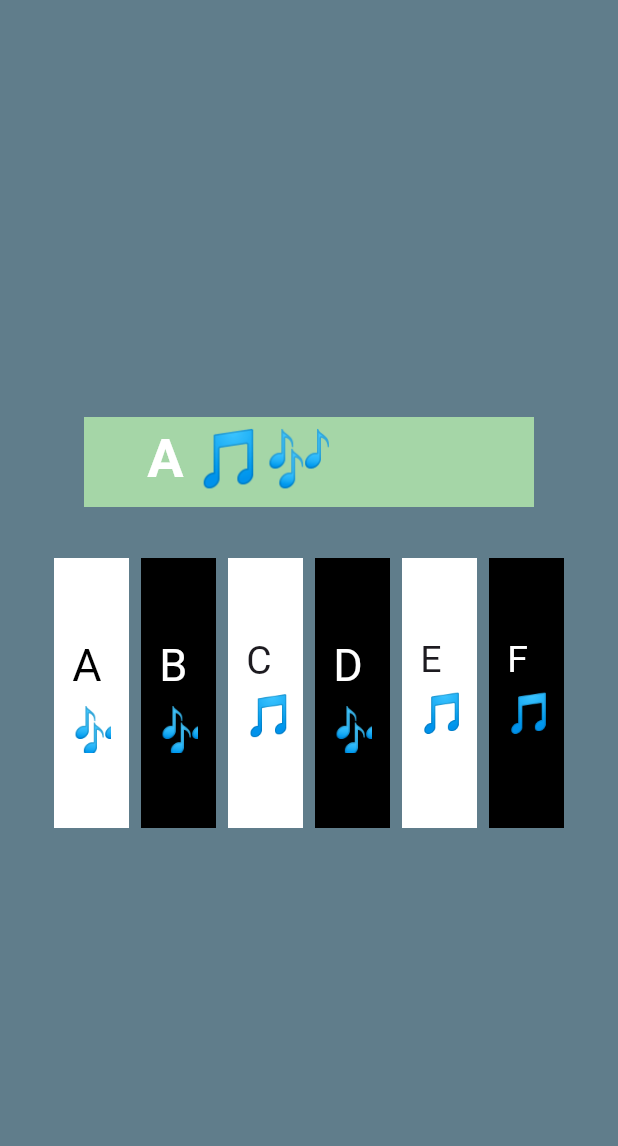
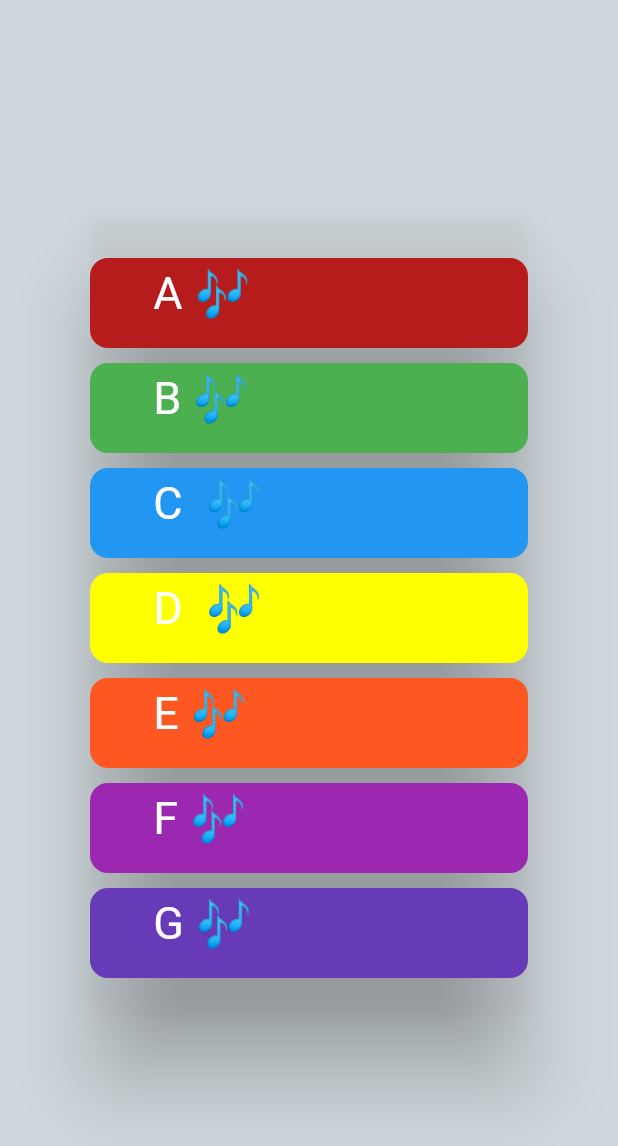
Before and after one commit to foziahussaini/xylobeat_app, a Flutter app: the screen it shows after launch, on a phone screen of 412 x 824 dp. Shown: the top 1146 px of the screen. Run offline on Flutter 3.47's test engine with Material 3 defaults, Android fonts, the phone set to English and light mode, and no system bars; our stand-ins replace assets_audio_player.

Commit message:
multiple sound tap

```diff
--- a/lib/main.dart
+++ b/lib/main.dart
@@ -5,113 +5,144 @@ void main() {
   runApp(const XylophoneApp());
 }
 
-class XylophoneApp extends StatelessWidget {
+class XylophoneApp extends StatefulWidget {
   const XylophoneApp({super.key});
+
+  @override
+  State<XylophoneApp> createState() => _XylophoneAppState();
+}
+
+class _XylophoneAppState extends State<XylophoneApp> {
+  double sizedBox = 10;
+  double width = 310;
+  double height = 60;
+  EdgeInsets padding = EdgeInsets.symmetric(horizontal: 42, vertical: 2,);
+  void onLetterTap(String letter){
+    setState(() {
+      AssetsAudioPlayer.newPlayer().open(Audio("assets/audio/$letter.wav"),);
+    });
+  }
 
   @override
   Widget build(BuildContext context) {
     return MaterialApp(
       debugShowCheckedModeBanner: false,
       home: Scaffold(
-        backgroundColor: Colors.blueGrey[500],
-        body: Column(mainAxisAlignment: MainAxisAlignment.center,
+        backgroundColor: Colors.blueGrey[100],
+        body: Center(
+          child: SizedBox(
+            width: 300,
+            height: 540,
+            child: Card(
+              elevation: 24,
+              color: Colors.brown.withOpacity(0.02),
+              shape: RoundedRectangleBorder(borderRadius: BorderRadius.circular(12),),
+                child: Column(mainAxisAlignment: MainAxisAlignment.center,
                   children: [
-            Row( mainAxisAlignment: MainAxisAlignment.center,
-              children: [
-                Container(
-                  width: 300,
-                  height: 60,
-                  padding: EdgeInsets.symmetric(horizontal: 42, vertical: 2,),
-                  margin: EdgeInsets.only(top: 6, left: 30, right: 30, bottom: 20),
-                  decoration: BoxDecoration(
-                      color: Colors.green[200]),
-                  child: Text("A 🎵🎶",style: TextStyle(fontSize: 36, fontWeight: FontWeight.bold, color: Colors.white),),)
-              ],
-            ),
-            SizedBox(height: 14,),
-            Row(mainAxisAlignment: MainAxisAlignment.center,
-              children: [
+                    // first row
                         GestureDetector(
                           onTap: (){
-                    AssetsAudioPlayer.newPlayer().open(Audio("assets/audio/A.wav"),);
+                            onLetterTap("A");},
+                          child: Container(
+                            width: width,
+                            height: height,
+                            padding: padding,
+                            decoration: BoxDecoration(borderRadius: BorderRadius.circular(12),
+                            color: Colors.red[900],),
+                            child: Text("A 🎶", style: TextStyle(fontSize: 30, color: Colors.white),),),
+                        ),
+                    // second row
+                    SizedBox(height: sizedBox,),
+                        GestureDetector(
+                          onTap: (){
+                            onLetterTap("B");},
+                          child: Container(
+                            width: width,
+                            height: height,
+                            padding: padding,
+                            decoration: BoxDecoration(borderRadius: BorderRadius.circular(12),
+                            color: Colors.green,),
+                            child: Text("B 🎶", style: TextStyle(fontSize: 30, color: Colors.white),),),
+                        ),
+                    // 3rd row
+                    SizedBox(height: sizedBox,),
+                    GestureDetector(
+                      onTap: (){
+                        onLetterTap("C");},
+                      child: Container(
+                        width: width,
+                        height: height,
+                        padding: padding,
+                        decoration: BoxDecoration(borderRadius: BorderRadius.circular(12),
+                        color: Colors.blue,),
+                        child: Text("C  🎶", style: TextStyle(fontSize: 30, color: Colors.white),),),
+                    ),
+                    // fourth row
+                    SizedBox(height: sizedBox,),
+                        GestureDetector(
+                          onTap: (){
+                            onLetterTap("D");
                           },
                           child: Container(
-                    width: 50,
-                    height: 180,
-                    padding: EdgeInsets.symmetric(horizontal: 12, vertical: 50,),
-                    color: Colors.white,
-                    child: Text("A \n🎶", style: TextStyle(fontSize: 30, color: Colors.black),),
+                            width: width,
+                            height: height,
+                            padding: padding,
+                            decoration: BoxDecoration(borderRadius: BorderRadius.circular(12),
+                            color: Colors.yellowAccent,),
+                            child: Text("D  🎶", style: TextStyle(fontSize: 30, color: Colors.white),),
                           ),
                         ),
-                SizedBox(width: 8,),
+                        // 5th row
+                    SizedBox(height: sizedBox,),
                     GestureDetector(
                       onTap: (){
-                    AssetsAudioPlayer.newPlayer().open(Audio("assets/audio/B.wav"),);
+                        onLetterTap("E");
                       },
                       child: Container(
-                    width: 50,
-                    height: 180,
-                    padding: EdgeInsets.symmetric(horizontal: 12, vertical: 50,),
-                    color: Colors.black,
-                    child: Text("B \n🎶", style: TextStyle(fontSize: 30, color: Colors.white),),
+                        width: width,
+                        height: height,
+                        padding: padding,
+                        decoration: BoxDecoration(borderRadius: BorderRadius.circular(12),
+                        color: Colors.deepOrange,),
+                        child: Text("E 🎶", style: TextStyle(fontSize: 30, color: Colors.white),),
                       ),
                     ),
-                SizedBox(width: 8,),
+                        // 6th row
+                    SizedBox(height: sizedBox,),
                     GestureDetector(
                       onTap: (){
-                    AssetsAudioPlayer.newPlayer().open(Audio("assets/audio/C.wav"),);
+                        onLetterTap("F");
                       },
                       child: Container(
-                    width: 50,
-                    height: 180,
-                    padding: EdgeInsets.symmetric(horizontal: 12, vertical: 50,),
-                    color: Colors.white,
-                    child: Text("C \n🎵", style: TextStyle(fontSize: 26),),
+                        width: width,
+                        height: height,
+                        padding: padding,
+                        decoration: BoxDecoration(borderRadius: BorderRadius.circular(12),
+                        color: Colors.purple,),
+                        child: Text("F 🎶", style: TextStyle(fontSize: 30, color: Colors.white),),
                       ),
                     ),
-                SizedBox(width: 8,),
+                        // 7th row
+                    SizedBox(height: sizedBox,),
                     GestureDetector(
                       onTap: (){
-                    AssetsAudioPlayer.newPlayer().open(Audio("assets/audio/D.wav"),);
+                        onLetterTap("G");
                       },
                       child: Container(
-                    width: 50,
-                    height: 180,
-                    padding: EdgeInsets.symmetric(horizontal: 12, vertical: 50,),
-                    color: Colors.black,
-                    child: Text("D \n🎶", style: TextStyle(fontSize: 30, color: Colors.white),),
-                  ),
-                ),
-                SizedBox(width: 8,),
-                GestureDetector(
-                  onTap: (){
-                    AssetsAudioPlayer.newPlayer().open(Audio("assets/audio/D.wav"),);
-                  },
-                  child: Container(
-                    width: 50,
-                    height: 180,
-                    color: Colors.white,
-                    padding: EdgeInsets.symmetric(horizontal: 12, vertical: 50,),
-                    child: Text("E \n🎵", style: TextStyle(fontSize: 25),),
-                  ),
-                ),
-                SizedBox(width: 8,),
-                GestureDetector(
-                  onTap: (){
-                    AssetsAudioPlayer.newPlayer().open(Audio("assets/audio/E.wav"),);
-                  },
-                  child: Container(
-                    width: 50,
-                    height: 180,
-                    padding: EdgeInsets.symmetric(horizontal: 12, vertical: 50,),
-                    color: Colors.black,
-                    child: Text("F \n🎵", style: TextStyle(fontSize: 25, color: Colors.white),),
+                        width: width,
+                        height: height,
+                        padding: padding,
+                        decoration: BoxDecoration(borderRadius: BorderRadius.circular(12),
+                          color: Colors.deepPurple,),
+                        child: Text("G 🎶", style: TextStyle(fontSize: 30, color: Colors.white),),
                       ),
                     ),
                   ],
-            )
-          ],
-        ),),
+                ),
+              ),
+          ),
+        ),
+      ),
     );
   }
 }
--- a/pubspec.yaml
+++ b/pubspec.yaml
@@ -34,7 +34,11 @@ dependencies:
   # The following adds the Cupertino Icons font to your application.
   # Use with the CupertinoIcons class for iOS style icons.
   cupertino_icons: ^1.0.8
-  assets_audio_player: ^3.0.8
+
+  assets_audio_player:
+    git:
+      url: https://github.com/florent37/Flutter-AssetsAudioPlayer.git
+      ref: master
 
 dev_dependencies:
   flutter_test:
```
Also changed, not shown: pubspec.lock, 1 other file. Lines whose indentation alone changed are shown as unchanged.
